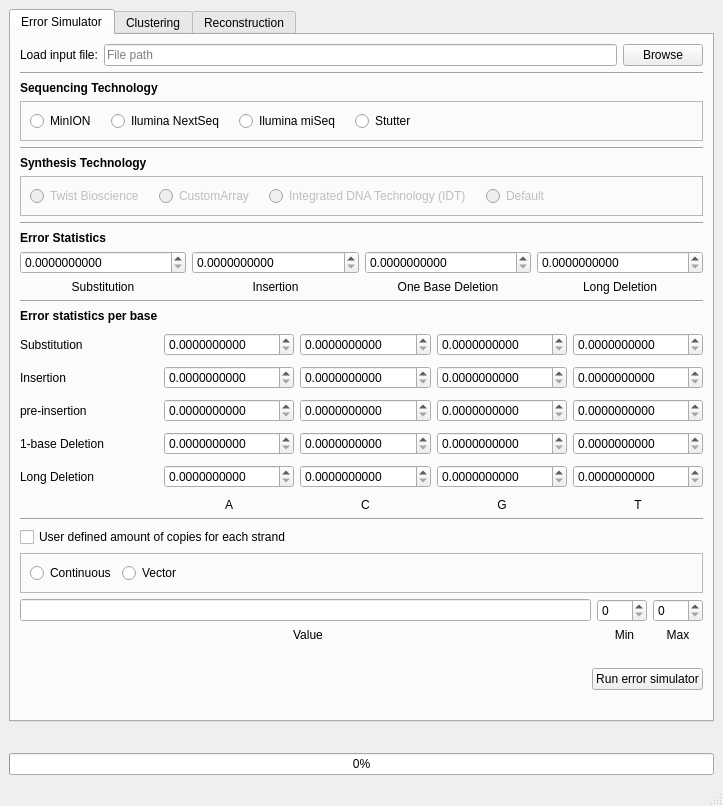
First picture: the form in dnaSimulator/dnaSimulator2.ui, repository oyerush/DNASimulator, before the edit.
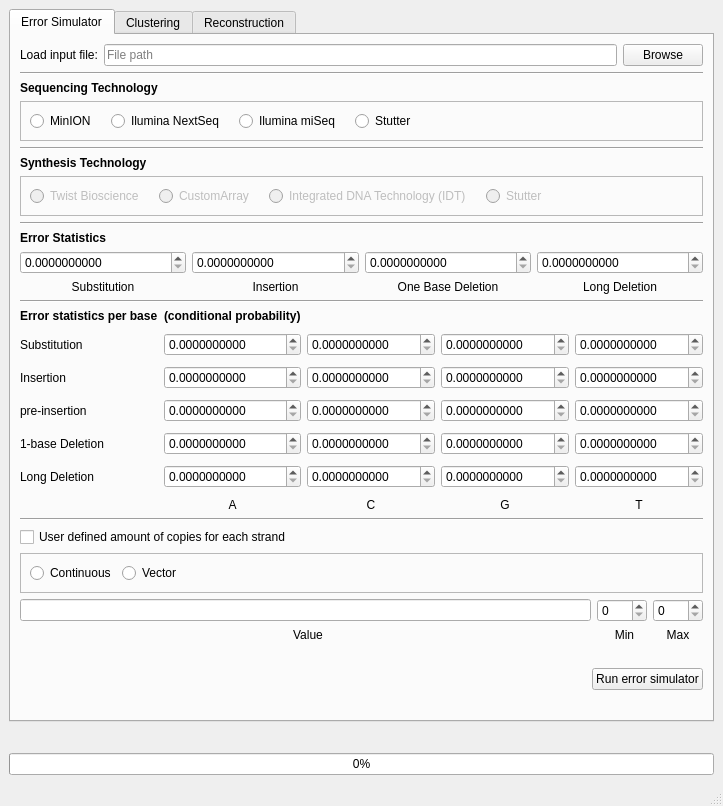
Second picture: the form after the edit. Custom widgets are drawn as their Qt base class.

```diff
--- a/dnaSimulator/dnaSimulator2.ui
+++ b/dnaSimulator/dnaSimulator2.ui
@@ -255,7 +255,7 @@
                     <bool>false</bool>
                    </property>
                    <property name="text">
-                    <string>Default</string>
+                    <string>Stutter</string>
                    </property>
                   </widget>
                  </item>
@@ -739,6 +739,19 @@
               </property>
              </widget>
             </item>
+            <item row="0" column="1">
+             <widget class="QLabel" name="label">
+              <property name="font">
+               <font>
+                <weight>75</weight>
+                <bold>true</bold>
+               </font>
+              </property>
+              <property name="text">
+               <string>(conditional probability)</string>
+              </property>
+             </widget>
+            </item>
            </layout>
           </item>
           <item>
```
